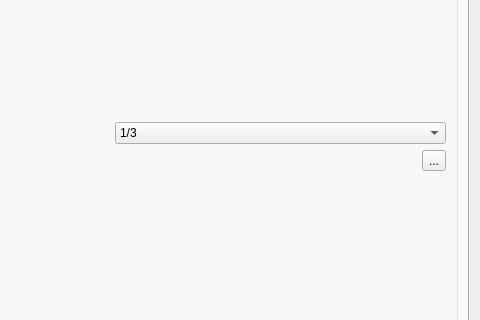
Before: the Qt Designer form formconfig.ui in jpcima/chordv, drawn with Qt 5; both pictures show x 280 to 760 and y 188 to 508 of the 760 by 626 pixel window.
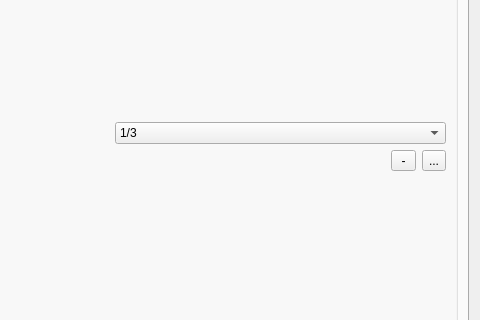
After: the same form once the commit is applied. The open tabs and pages were chosen to show the change. Custom widgets are drawn as their Qt base class.

Commit message: Lib png added in pro file Button - to delete ImageButton image Bug in save ImageButton

```diff
--- a/formconfig.ui
+++ b/formconfig.ui
@@ -393,6 +393,13 @@
                 </property>
                </widget>
               </item>
+              <item>
+               <widget class="QToolButton" name="toolButtonSuppressCoverImage">
+                <property name="text">
+                 <string> - </string>
+                </property>
+               </widget>
+              </item>
               <item>
                <widget class="ImageButton" name="toolButtonCoverImage">
                 <property name="text">
```
The commit also changes 6 other files.
